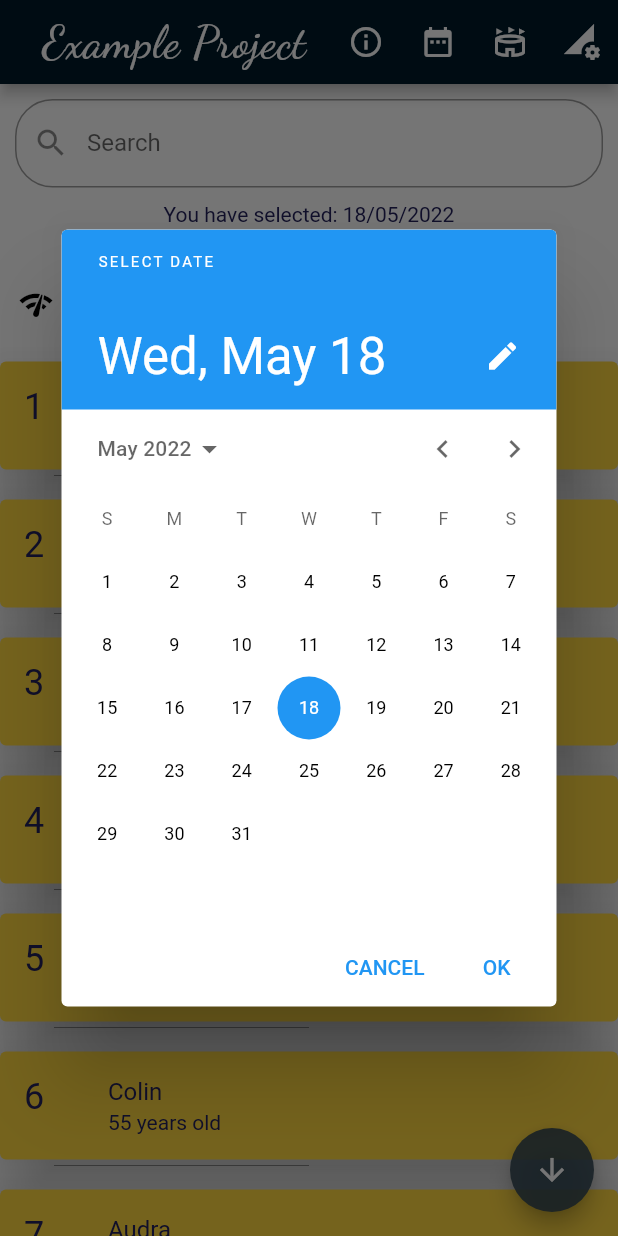
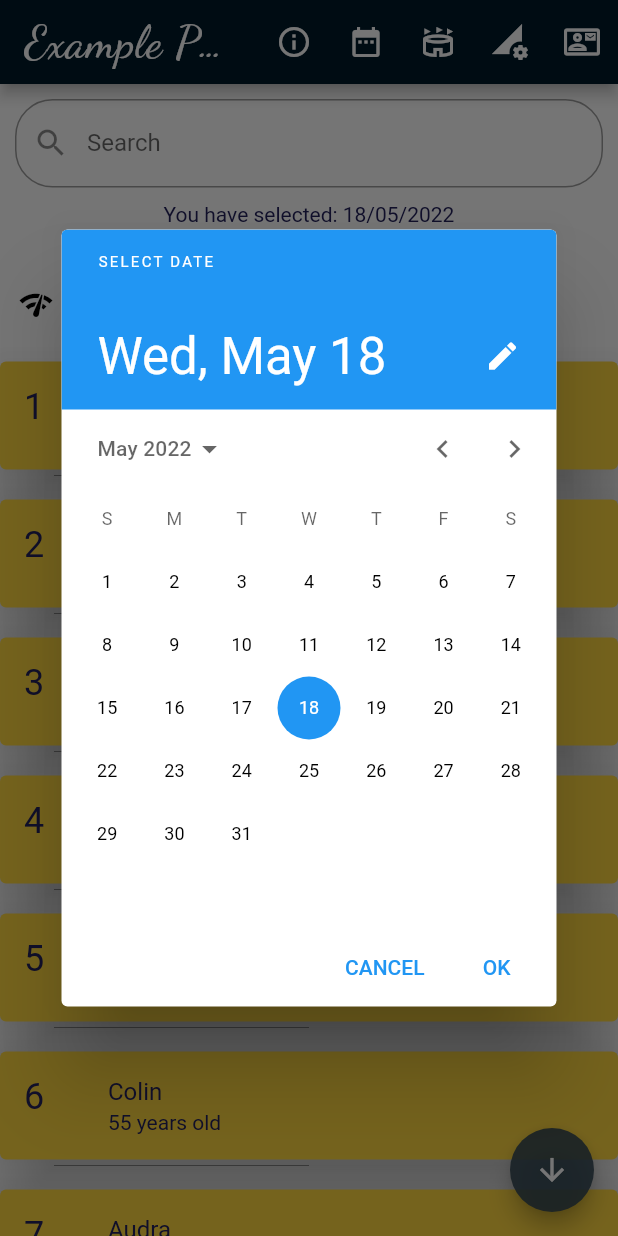
Before and after one commit to Hadjimamas/Testing_Project, a Flutter app: the screen it shows after launch, after a tap on the "date range" icon, on a phone screen of 412 x 824 dp. Run offline on Flutter 3.47's test engine with Material 2 defaults, Android fonts, the phone set to English and light mode, and no system bars; drawn by our look-alikes of overlay_support; our stand-ins replace connectivity_plus, google_fonts, image_picker, internet_connection_checker, package_info_plus; missing offline and left inert: flutter_email_sender.

Commit message:
Practice Project

```diff
--- a/lib/main.dart
+++ b/lib/main.dart
@@ -30,7 +30,8 @@ class MyApp extends StatelessWidget {
         child: MaterialApp(
           theme: ThemeData(
             scaffoldBackgroundColor: Colors.white,
-            appBarTheme: const AppBarTheme(backgroundColor: Color(0xFF001A2A)),
+            appBarTheme: const AppBarTheme(
+                backgroundColor: Color(0xFF001A2A), centerTitle: true),
             textTheme: Theme.of(context).textTheme.apply(
                   bodyColor: const Color(0xff22215B),
                   displayColor: const Color(0xff22215B),
@@ -126,7 +127,12 @@ class MyHomePageState extends State<MyHomePage> {
         modalBottomSheet(context);
       });
     } else {
-      toast('No Date Selected');
+      showSimpleNotification(const Text('No Date Selected'),
+          leading: const Icon(Icons.error_outline_outlined),
+          background: Colors.red,
+          position: NotificationPosition.bottom,
+          slideDismissDirection: DismissDirection.up);
+      //toast('No Date Selected');
     }
   }
 
@@ -160,7 +166,6 @@ class MyHomePageState extends State<MyHomePage> {
               ),
             ),
           ),
-          centerTitle: true,
           actions: <Widget>[
             IconButton(
               tooltip: 'Project Info',
@@ -205,6 +210,19 @@ class MyHomePageState extends State<MyHomePage> {
               onPressed: () {
                 Navigator.push(
                   context,
+                  MaterialPageRoute(builder: (context) => const Troubleshoot()),
+                );
+              },
+            ),
+            IconButton(
+              tooltip: 'Contact Developer',
+              icon: const Icon(
+                Icons.contact_mail_outlined,
+                color: Colors.white,
+              ),
+              onPressed: () {
+                Navigator.push(
+                  context,
                   MaterialPageRoute(builder: (context) => const EmailSender()),
                 );
               },
@@ -226,11 +244,11 @@ class MyHomePageState extends State<MyHomePage> {
                       onPressed: () {
                         checkNetworkConnection();
                       },
+                      tooltip: 'Check Internet Connection',
                       icon: const Icon(
                         Icons.network_check,
                         color: Colors.black,
                       ),
-                      //child: const Text('Check Internet Connection'),
                     ),
                     Expanded(
                       child: ListTile(
--- a/lib/package_info.dart
+++ b/lib/package_info.dart
@@ -89,7 +89,6 @@ class ProjectInfoState extends State<ProjectInfo> {
       ],
       appBar: AppBar(
         title: Text(packageInfo.appName),
-        centerTitle: true,
       ),
       body: Column(
         mainAxisAlignment: MainAxisAlignment.center,
```
Also changed, not shown: lib/email.dart (+15 -8 lines).
